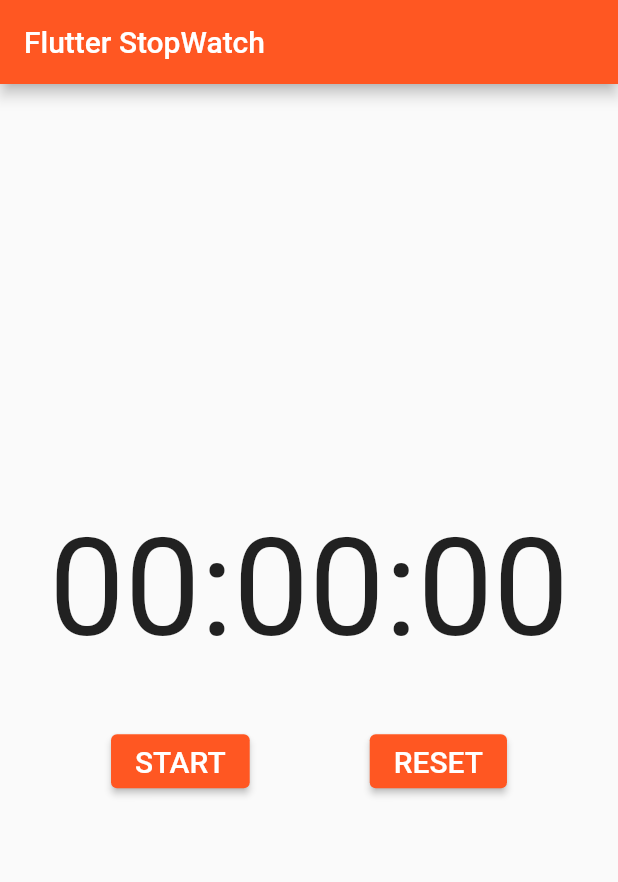
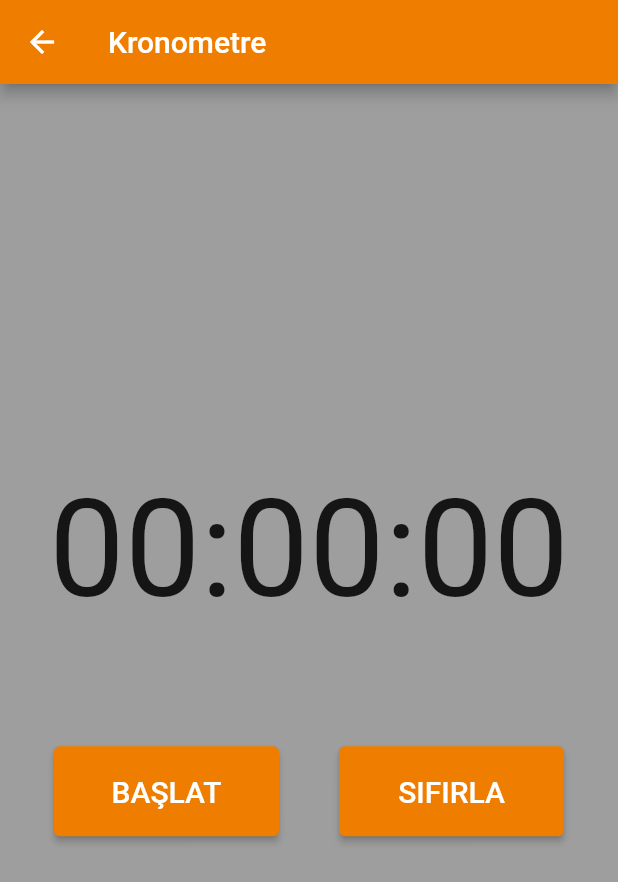
Before and after one commit to Atilla-Barlik/DGS_REHBER, a Flutter app: the FlutterStopWatch screen opened directly, on a phone screen of 412 x 824 dp. Shown: the top 882 px of the screen. Run offline on Flutter 3.47's test engine with Material 2 defaults, Android fonts, the phone set to English and light mode, and no system bars.

```diff
--- /dev/null
+++ b/lib/TemaRengi.dart
@@ -0,0 +1,19 @@
+import 'package:flutter/material.dart';
+
+class Palette {
+  static const MaterialColor kToDark = const MaterialColor(
+    0xffef7e00,
+    const <int, Color>{
+      50: const Color(0xffef7e00 ),//10%
+      100: const Color(0xffef7e00),//20%
+      200: const Color(0xffef7e00),//30%
+      300: const Color(0xffef7e00),//40%
+      400: const Color(0xffef7e00),//50%
+      500: const Color(0xffef7e00),//60%
+      600: const Color(0xffef7e00),//70%
+      700: const Color(0xffef7e00),//80%
+      800: const Color(0xffef7e00),//90%
+      900: const Color(0xffef7e00),//100%
+    },
+  );
+}
--- a/lib/kronometre.dart
+++ b/lib/kronometre.dart
@@ -55,7 +55,8 @@
   @override
   Widget build(BuildContext context) {
     return Scaffold(
-      appBar: AppBar(title: Text("Flutter StopWatch")),
+      backgroundColor: Colors.grey,
+      appBar: AppBar(title: Text("Kronometre")),
       body: Center(
         child: Column(
           mainAxisAlignment: MainAxisAlignment.center,
@@ -66,15 +67,16 @@
                 fontSize: 90.0,
               ),
             ),
-            SizedBox(height: 30.0),
+            SizedBox(height: 70.0),
             Row(
               mainAxisAlignment: MainAxisAlignment.center,
               children: [
                 Padding(
                   padding: const EdgeInsets.symmetric(horizontal: 20.0, vertical: 8.0),
+                  child: SizedBox(
+                    width: 150,
+                    height: 60,
                     child: ElevatedButton(
-
-
                       onPressed: () {
                         timerStream = stopWatchStream();
                         timerSubscription = timerStream.listen((int newTick) {
@@ -94,19 +96,21 @@
                       },
 
                       child: Text(
-                      'START',
+                        'BAŞLAT',
                         style: TextStyle(
                           fontSize: 20.0,
                         ),
                       ),
                     ),
                   ),
-                SizedBox(width: 40.0),
+                ),
+
                 Padding(
                   padding: const EdgeInsets.symmetric(horizontal: 20.0, vertical: 8.0),
+                  child: SizedBox(
+                    width: 150,
+                    height: 60,
                     child: ElevatedButton(
-
-
                       onPressed: () {
                         timerSubscription.cancel();
 
@@ -118,10 +122,11 @@
                       },
 
                       child: Text(
-                      'RESET',
+                        'SIFIRLA',
                         style: TextStyle(
                           color: Colors.white,
                           fontSize: 20.0,
+                        ),
                       ),
                     ),
                   ),
```
Also changed, not shown: lib/main.dart (+14 -12 lines). Lines whose indentation alone changed are shown as unchanged.
